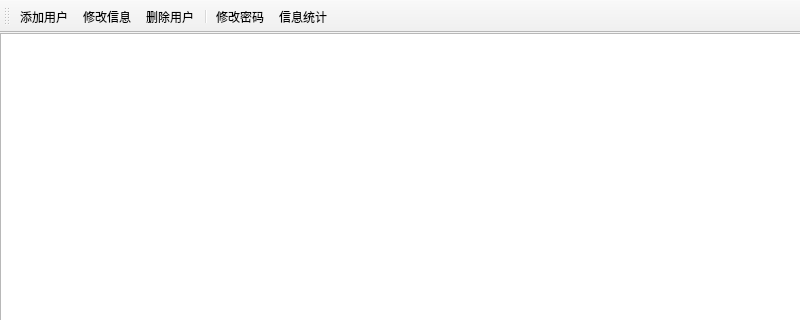
The window that mainwindow.ui (PGwind/Qt_HIMS) describes before a commit, drawn with Qt 5; both pictures show x 0 to 800 and y 0 to 320 of the 800 by 600 pixel window.
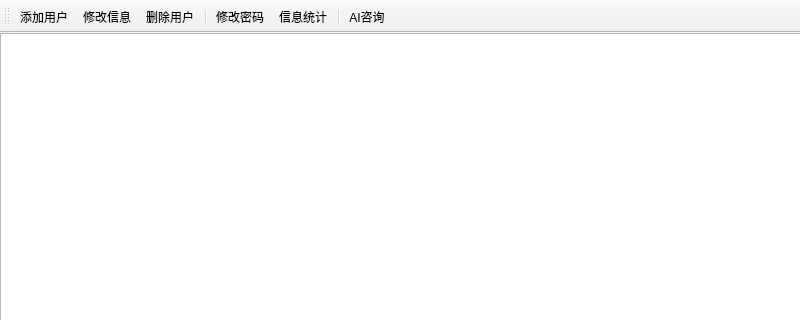
The same window after the commit. Icons and pictures are not drawn.

The edit to the form file:
```diff
--- a/mainwindow.ui
+++ b/mainwindow.ui
@@ -54,6 +54,8 @@
    <addaction name="separator"/>
    <addaction name="actPwd"/>
    <addaction name="actSum"/>
+   <addaction name="separator"/>
+   <addaction name="actChat"/>
   </widget>
   <action name="actAdd">
    <property name="icon">
@@ -135,6 +137,18 @@
     <string>信息统计</string>
    </property>
   </action>
+  <action name="actChat">
+   <property name="icon">
+    <iconset resource="images.qrc">
+     <normaloff>:/icons/images/icons/aichat.png</normaloff>:/icons/images/icons/aichat.png</iconset>
+   </property>
+   <property name="text">
+    <string>AI咨询</string>
+   </property>
+   <property name="toolTip">
+    <string>AI咨询</string>
+   </property>
+  </action>
  </widget>
  <resources>
   <include location="images.qrc"/>
```
